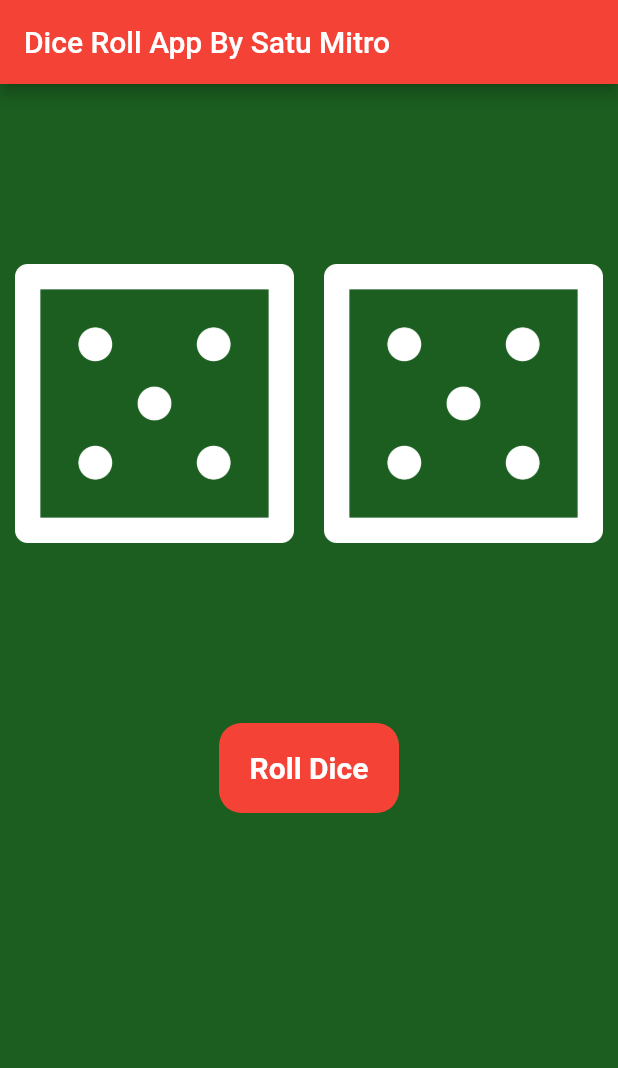
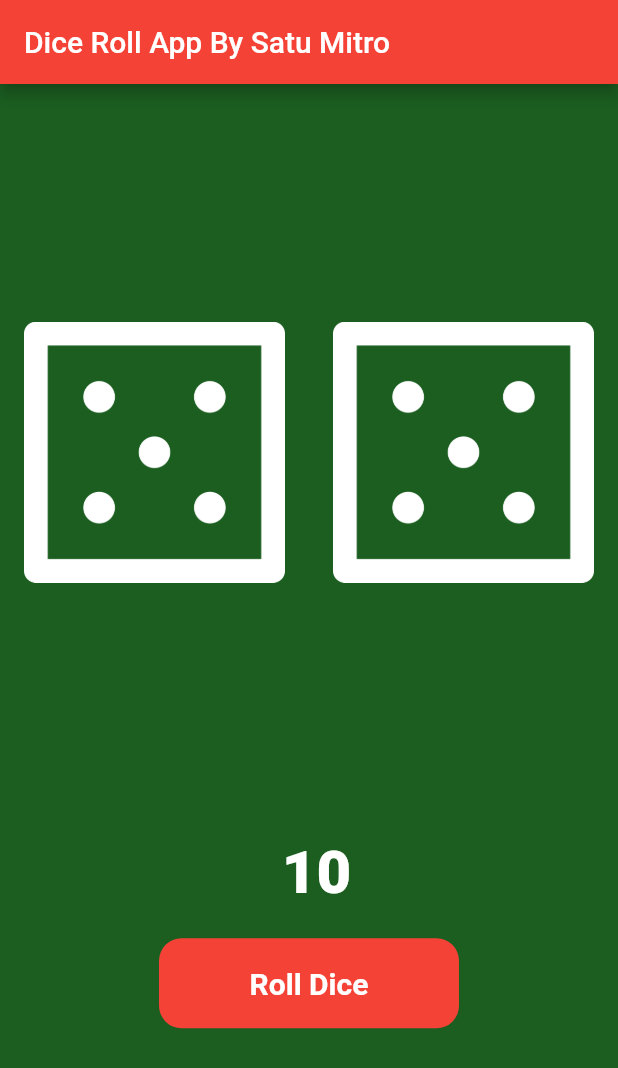
Before and after one commit to satumitro/dice_roll_app_flutter, a Flutter app: the screen it shows after launch, after a tap on "Roll Dice", on a phone screen of 412 x 824 dp. Shown: the top 1068 px of the screen. Run offline on Flutter 3.47's test engine with Material 2 defaults, Android fonts, the light colour scheme and no system bars.

Commit message:
main.dart
Adding Random Number Result & Flatbutton Under Dice.

```diff
--- a/lib/main.dart
+++ b/lib/main.dart
@@ -16,20 +16,24 @@ void main() {
   ));
 }
 
+// ignore: camel_case_types
 class dicepage extends StatefulWidget {
-  dicepage({Key? key}) : super(key: key);
+  const dicepage({Key? key}) : super(key: key);
 
   @override
   _dicepageState createState() => _dicepageState();
 }
 
+// ignore: camel_case_types
 class _dicepageState extends State<dicepage> {
+  var diceresult;
   int leftDiceNumber = 1;
-  int rightDicenumber = 1;
+  int rightDicenumber = 5;
   void changeDiceFace() {
     setState(() {
       leftDiceNumber = Random().nextInt(6) + 1;
       rightDicenumber = Random().nextInt(6) + 1;
+      diceresult = leftDiceNumber + rightDicenumber;
     });
   }
 
@@ -37,13 +41,14 @@ class _dicepageState extends State<dicepage> {
   Widget build(BuildContext context) {
     return Center(
       child: Column(
+        mainAxisAlignment: MainAxisAlignment.center,
         children: [
+          const Padding(padding: EdgeInsets.only(top: 20)),
           Row(
             children: [
               Expanded(
                   // ignore: deprecated_member_use
                   child: FlatButton(
-                padding: EdgeInsets.fromLTRB(10, 120, 10, 120),
                 onPressed: () {
                   changeDiceFace();
                 },
@@ -54,9 +59,9 @@ class _dicepageState extends State<dicepage> {
               Expanded(
                   // ignore: deprecated_member_use
                   child: FlatButton(
-                padding: EdgeInsets.fromLTRB(10, 120, 10, 120),
                 onPressed: () {
                   changeDiceFace();
+                  ;
                 },
                 child: Image.asset(
                   'images/dice$rightDicenumber.png',
@@ -64,11 +69,26 @@ class _dicepageState extends State<dicepage> {
               )),
             ],
           ),
+          const Padding(padding: EdgeInsets.only(top: 50)),
+          const SizedBox(
+            height: 100,
+          ),
+          Padding(
+            padding: EdgeInsets.all(20),
+            child: Text(
+              diceresult == null ? "" : " $diceresult",
+              style: const TextStyle(
+                  fontSize: 40,
+                  fontWeight: FontWeight.w900,
+                  color: Colors.white),
+            ),
+          ),
           Container(
             height: 60,
-            width: 120,
+            width: 200,
             decoration: BoxDecoration(
                 color: Colors.red, borderRadius: BorderRadius.circular(15)),
+            // ignore: deprecated_member_use
             child: FlatButton(
               onPressed: () {
                 changeDiceFace();
```
